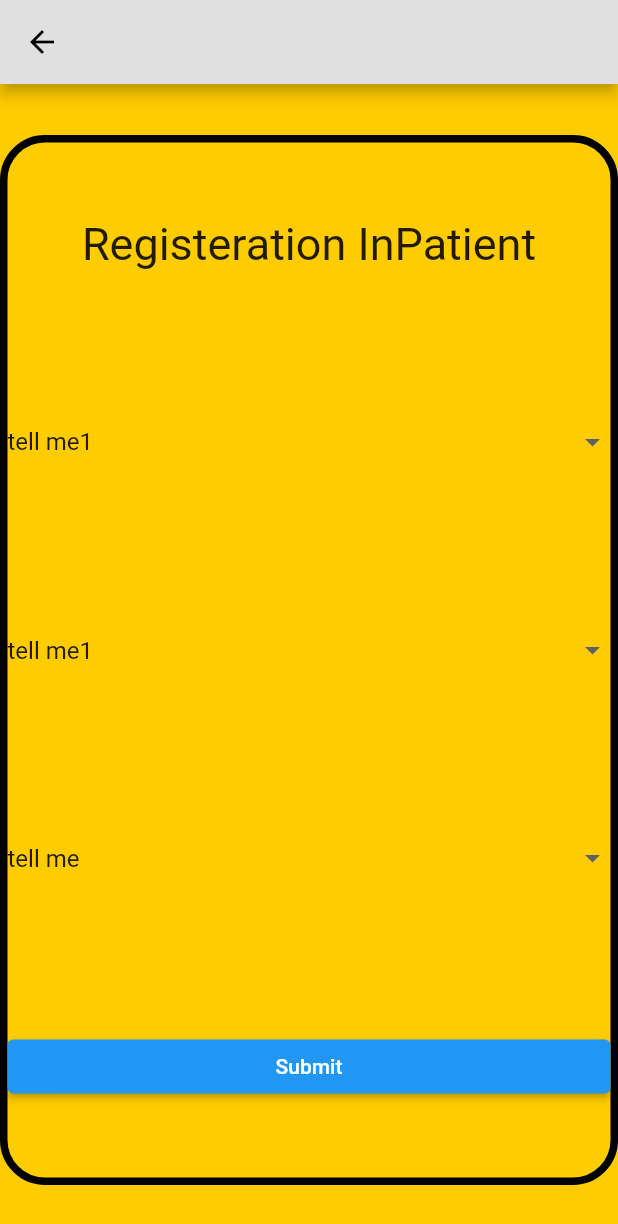
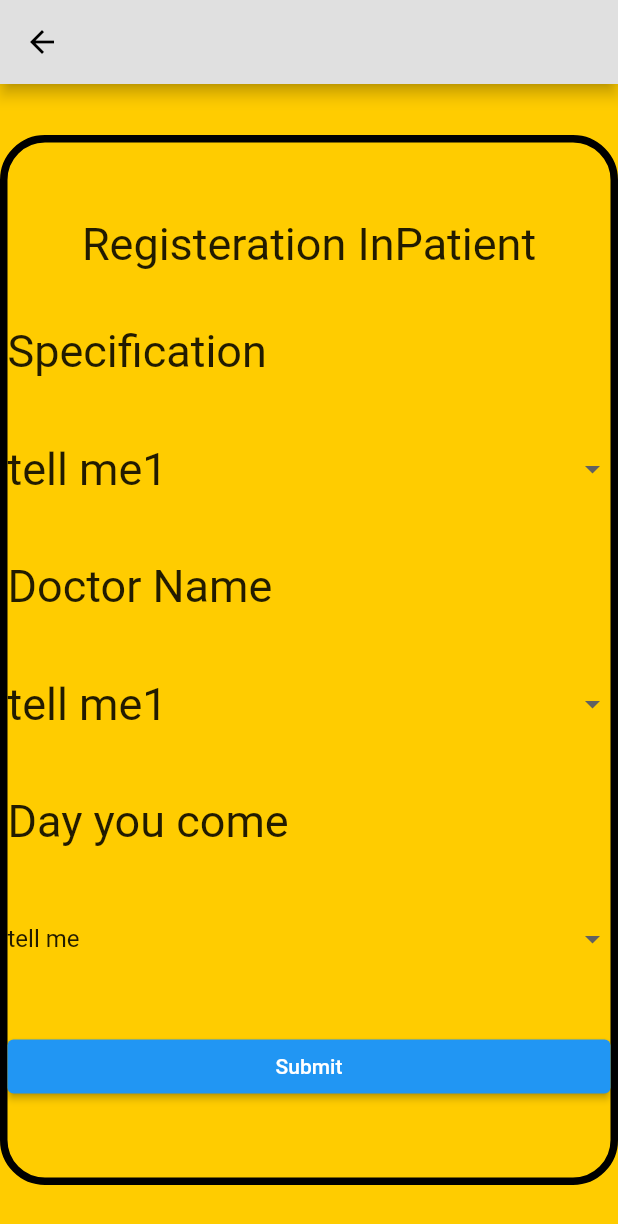
Before and after one commit to githubmohame/HIS, a Flutter app: the Inpatient screen opened by its route, on a phone screen of 412 x 824 dp. Shown: the top 1224 px of the screen. Run offline on Flutter 3.47's test engine with Material 2 defaults, Android fonts, the phone set to English and light mode, and no system bars; our stand-ins replace image_picker.

Commit message:
Inpatient Screen

```diff
--- a/his/lib/screens/inpatient_screen.dart
+++ b/his/lib/screens/inpatient_screen.dart
@@ -39,9 +39,14 @@ class _InpatientState extends State<Inpatient> {
                     child: Text('Registeration InPatient',
                         style: TextStyle(fontSize: 30)),
                   ),
-                   CustomDropDownButtom(firstValue: 'tell me1',l: List.generate(100, (index) => DropdownMenuItem<String>(value: 'tell me${index}',child: Text('tell me$index'),)),),
-                   CustomDropDownButtom(firstValue: 'tell me1',l: List.generate(100, (index) => DropdownMenuItem<String>(value: 'tell me${index}',child: Text('tell me$index'),)),),
-
+                  Text('Specification',
+                        style: TextStyle(fontSize: 30)),
+                   CustomDropDownButtom(firstValue: 'tell me1',l: List.generate(100, (index) => DropdownMenuItem<String>(value: 'tell me${index}',child: Text('tell me$index',style: TextStyle(fontSize: 30)),)),),
+                   Text('Doctor Name',
+                        style: TextStyle(fontSize: 30)),
+                   CustomDropDownButtom(firstValue: 'tell me1',l: List.generate(100, (index) => DropdownMenuItem<String>(value: 'tell me${index}',child: Text('tell me$index',style: TextStyle(fontSize: 30)),)),),
+                    Text('Day you come',
+                        style: TextStyle(fontSize: 30)),
                    CustomDropDownButtom(firstValue: 'tell me',l: [DropdownMenuItem<String>(value: 'tell me',child: Text('tell me'),)
                    ,DropdownMenuItem<String>(value: 'tell me2',child: Text('tell me'),)
                    ,DropdownMenuItem<String>(value: 'tell me3',child: Text('tell me'),)
```
